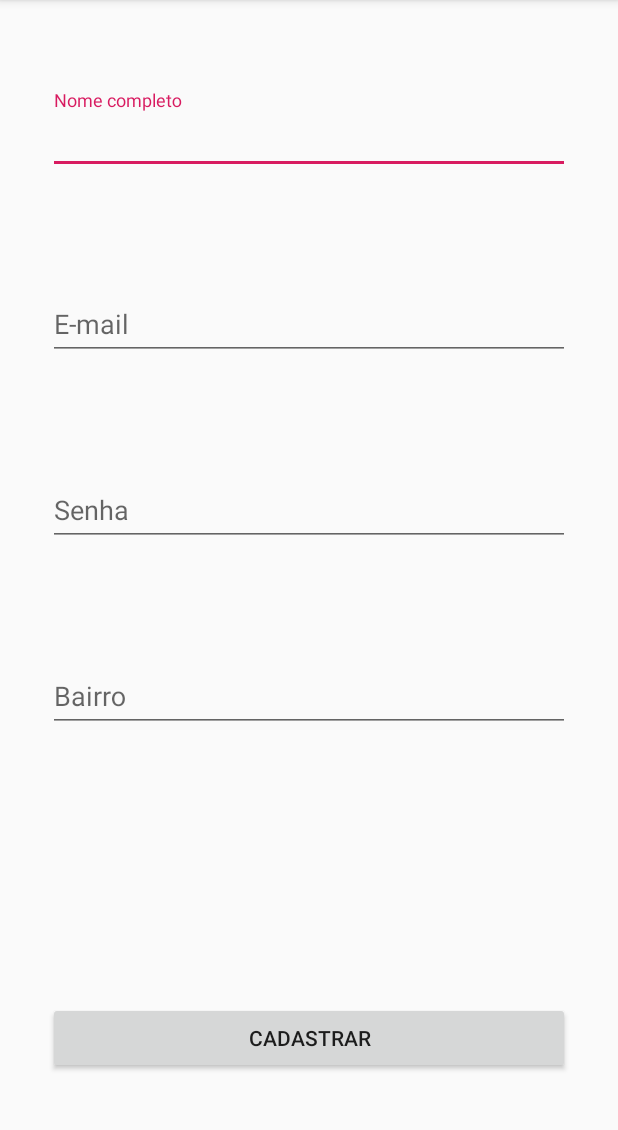
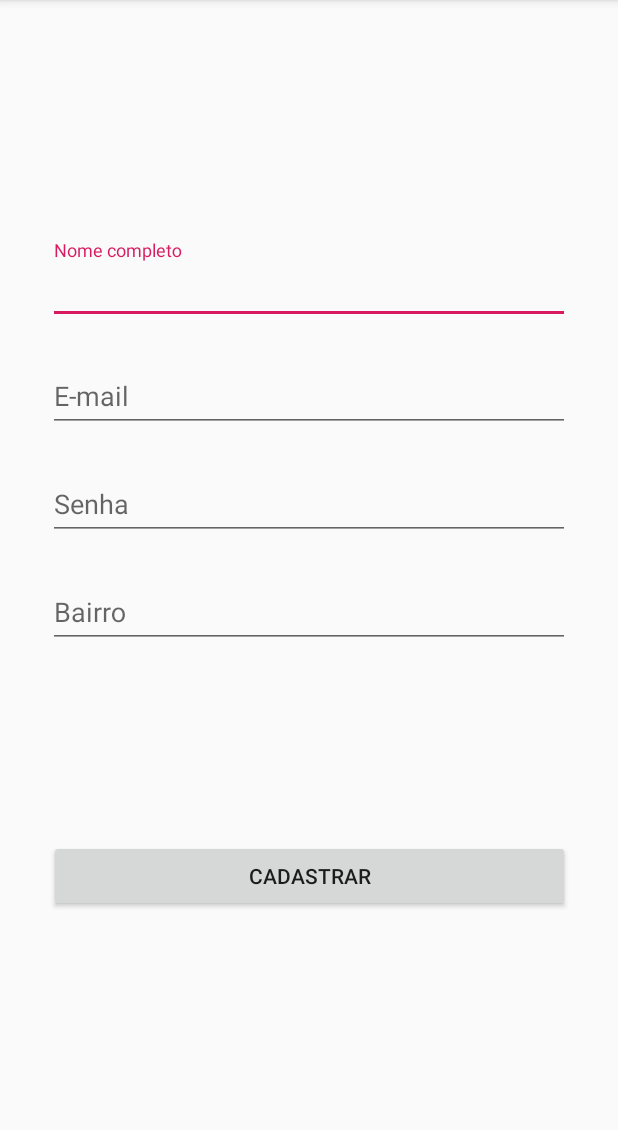
Before and after one commit to tabembota/doacao-app, an Android app: the CadastroActivity screen opened directly, with no data from a screen before it, on a phone screen of 412 x 824 dp, the part 84-1214 px from its top. Run offline under Robolectric (Android 15) with nearby library versions, the phone set to English and light mode, and no system bars; our stand-ins replace Firebase (no records; nobody signed in at launch, a user with empty details on screens opened directly).

Commit message:
Mudanças minimas no activity cadastro

```diff
--- a/app/src/main/res/layout/activity_cadastro.xml
+++ b/app/src/main/res/layout/activity_cadastro.xml
@@ -11,13 +11,15 @@
         android:layout_width="0dp"
         android:layout_height="wrap_content"
         android:layout_marginStart="32dp"
-        android:layout_marginTop="8dp"
         android:layout_marginEnd="32dp"
+        android:layout_marginBottom="16dp"
         app:layout_constraintBottom_toTopOf="@+id/textInputLayout5"
         app:layout_constraintEnd_toEndOf="parent"
         app:layout_constraintHorizontal_bias="0.5"
+        app:layout_constraintHorizontal_chainStyle="packed"
         app:layout_constraintStart_toStartOf="parent"
-        app:layout_constraintTop_toTopOf="parent">
+        app:layout_constraintTop_toTopOf="parent"
+        app:layout_constraintVertical_chainStyle="packed">
 
         <android.support.design.widget.TextInputEditText
             android:id="@+id/textInputNome"
@@ -31,13 +33,15 @@
         android:layout_width="0dp"
         android:layout_height="wrap_content"
         android:layout_marginStart="32dp"
-        android:layout_marginTop="16dp"
         android:layout_marginEnd="32dp"
+        android:layout_marginBottom="16dp"
         app:layout_constraintBottom_toTopOf="@+id/textInputLayout6"
         app:layout_constraintEnd_toEndOf="parent"
         app:layout_constraintHorizontal_bias="0.5"
+        app:layout_constraintHorizontal_chainStyle="packed"
         app:layout_constraintStart_toStartOf="parent"
-        app:layout_constraintTop_toBottomOf="@+id/textInputLayout4">
+        app:layout_constraintTop_toBottomOf="@+id/textInputLayout4"
+        app:layout_constraintVertical_chainStyle="packed">
 
         <android.support.design.widget.TextInputEditText
             android:id="@+id/textInputEmail"
@@ -52,13 +56,15 @@
         android:layout_width="0dp"
         android:layout_height="wrap_content"
         android:layout_marginStart="32dp"
-        android:layout_marginTop="16dp"
         android:layout_marginEnd="32dp"
+        android:layout_marginBottom="16dp"
         app:layout_constraintBottom_toTopOf="@+id/textInputLayout7"
         app:layout_constraintEnd_toEndOf="parent"
         app:layout_constraintHorizontal_bias="0.5"
+        app:layout_constraintHorizontal_chainStyle="packed"
         app:layout_constraintStart_toStartOf="parent"
-        app:layout_constraintTop_toBottomOf="@+id/textInputLayout5">
+        app:layout_constraintTop_toBottomOf="@+id/textInputLayout5"
+        app:layout_constraintVertical_chainStyle="packed">
 
         <android.support.design.widget.TextInputEditText
             android:id="@+id/textInputSenha"
@@ -73,13 +79,15 @@
         android:layout_width="0dp"
         android:layout_height="wrap_content"
         android:layout_marginStart="32dp"
-        android:layout_marginTop="16dp"
         android:layout_marginEnd="32dp"
+        android:layout_marginBottom="128dp"
         app:layout_constraintBottom_toTopOf="@+id/button"
         app:layout_constraintEnd_toEndOf="parent"
         app:layout_constraintHorizontal_bias="0.5"
+        app:layout_constraintHorizontal_chainStyle="packed"
         app:layout_constraintStart_toStartOf="parent"
-        app:layout_constraintTop_toBottomOf="@+id/textInputLayout6">
+        app:layout_constraintTop_toBottomOf="@+id/textInputLayout6"
+        app:layout_constraintVertical_chainStyle="packed">
 
         <android.support.design.widget.TextInputEditText
             android:id="@+id/textInputBairro"
@@ -91,17 +99,18 @@
 
     <Button
         android:id="@+id/button"
-        android:layout_width="0dp"
+        android:layout_width="347dp"
         android:layout_height="wrap_content"
-        android:layout_marginStart="32dp"
-        android:layout_marginTop="128dp"
-        android:layout_marginEnd="32dp"
+        android:layout_marginStart="8dp"
+        android:layout_marginEnd="8dp"
         android:onClick="cadastrarUsuario"
         android:text="Cadastrar"
         app:layout_constraintBottom_toBottomOf="parent"
         app:layout_constraintEnd_toEndOf="parent"
         app:layout_constraintHorizontal_bias="0.5"
+        app:layout_constraintHorizontal_chainStyle="packed"
         app:layout_constraintStart_toStartOf="parent"
-        app:layout_constraintTop_toBottomOf="@+id/textInputLayout7" />
+        app:layout_constraintTop_toBottomOf="@+id/textInputLayout7"
+        app:layout_constraintVertical_chainStyle="packed" />
 
 </android.support.constraint.ConstraintLayout>
```
